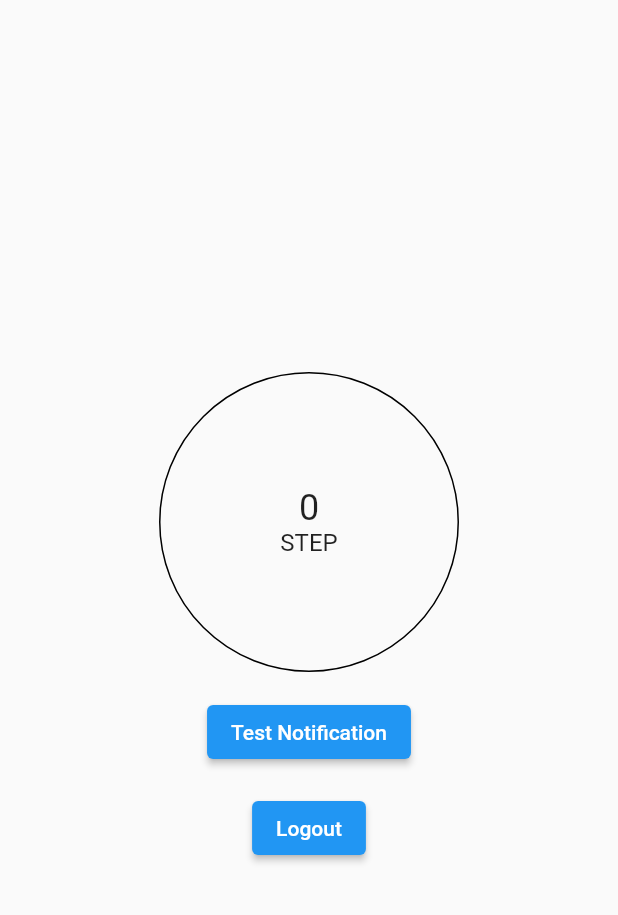
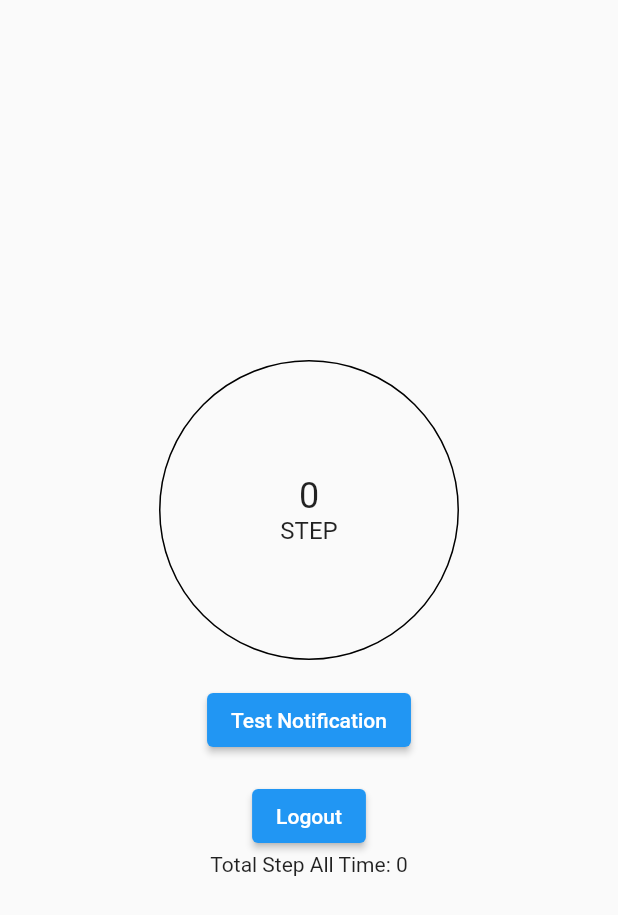
Before and after one commit to jekigates/next_step, a Flutter app: the PedometerPage screen opened by its route, on a phone screen of 412 x 824 dp. Shown: the top 915 px of the screen. Run offline on Flutter 3.47's test engine with Material 2 defaults, Android fonts, the phone set to English and light mode, and no system bars; our stand-ins replace cloud_firestore, firebase_auth, firebase_core, flutter_local_notifications, fluttertoast, sensors; accounts and stored records are empty.

Commit message:
update user's total step

```diff
--- a/lib/pedometer_page.dart
+++ b/lib/pedometer_page.dart
@@ -13,7 +13,8 @@ class PedometerPage extends StatefulWidget {
 
 class _PedometerPageState extends State<PedometerPage> {
   // Deklarasikan variabel untuk menyimpan jumlah langkah yang diambil
-  int _stepsCount = 0;
+  int _totalStepsCount = 0;
+  int _stepsCount = 0; // used to load user's step in firebase too
   User? _user;
 
   // Inisialisasi plugin notifikasi
@@ -40,7 +41,13 @@ class _PedometerPageState extends State<PedometerPage> {
       setState(() {
         if (event.y > 11.0) {
           _stepsCount++;
+          _totalStepsCount++;
           _updateUserStepCount();
+
+          // Check if the number of steps is a multiple of 100
+          if (_stepsCount % 100 == 0) {
+            _sendNotification();
+          }
         }
       });
     });
@@ -75,6 +82,7 @@ class _PedometerPageState extends State<PedometerPage> {
         }
         setState(() {
           _user = user;
+          _totalStepsCount = userData.get('totalStep');
         });
       }
     } else {
@@ -114,13 +122,12 @@ class _PedometerPageState extends State<PedometerPage> {
             gravity: ToastGravity.TOP,
             backgroundColor: Colors.red,
           );
+        } else {
+          await FirebaseFirestore.instance
+              .collection('users')
+              .doc(user.uid)
+              .update({'step': _stepsCount, 'totalStep': _totalStepsCount});
         }
-
-        // Update the user's step count in Firebase
-        await FirebaseFirestore.instance
-            .collection('users')
-            .doc(user.uid)
-            .update({'step': _stepsCount});
       }
     }
   }
@@ -224,6 +231,7 @@ class _PedometerPageState extends State<PedometerPage> {
                       },
                       child: Text('Logout'),
                     ),
+                    Text('Total Step All Time: ${_totalStepsCount}')
                   ],
                 ),
               )
```
